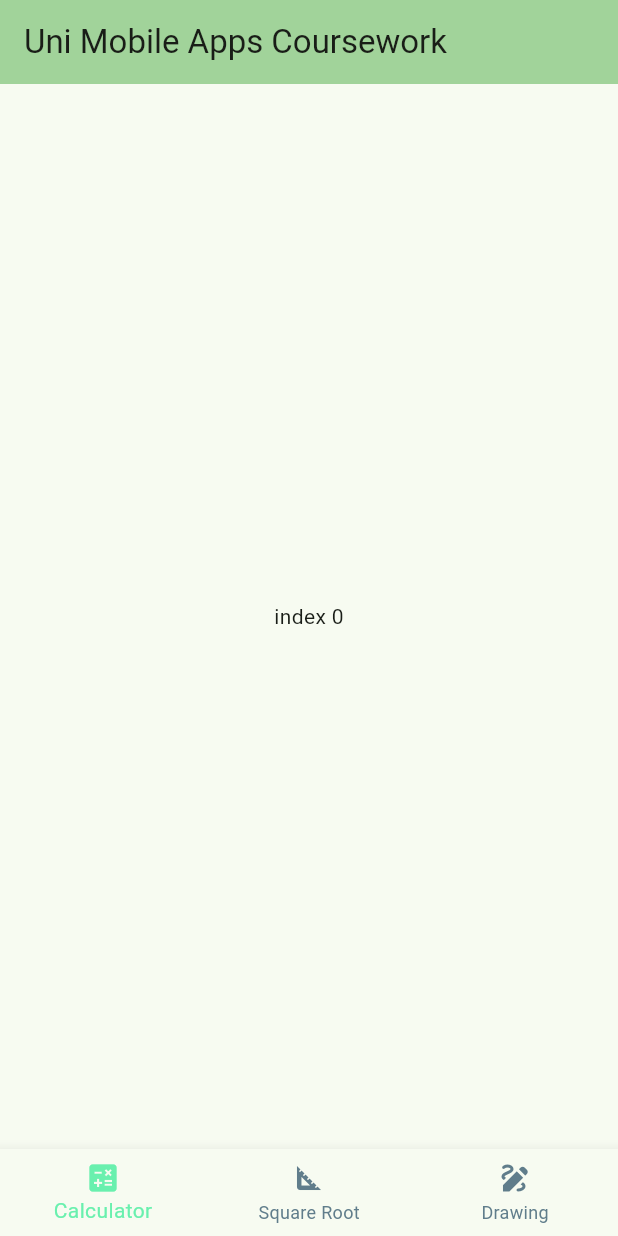
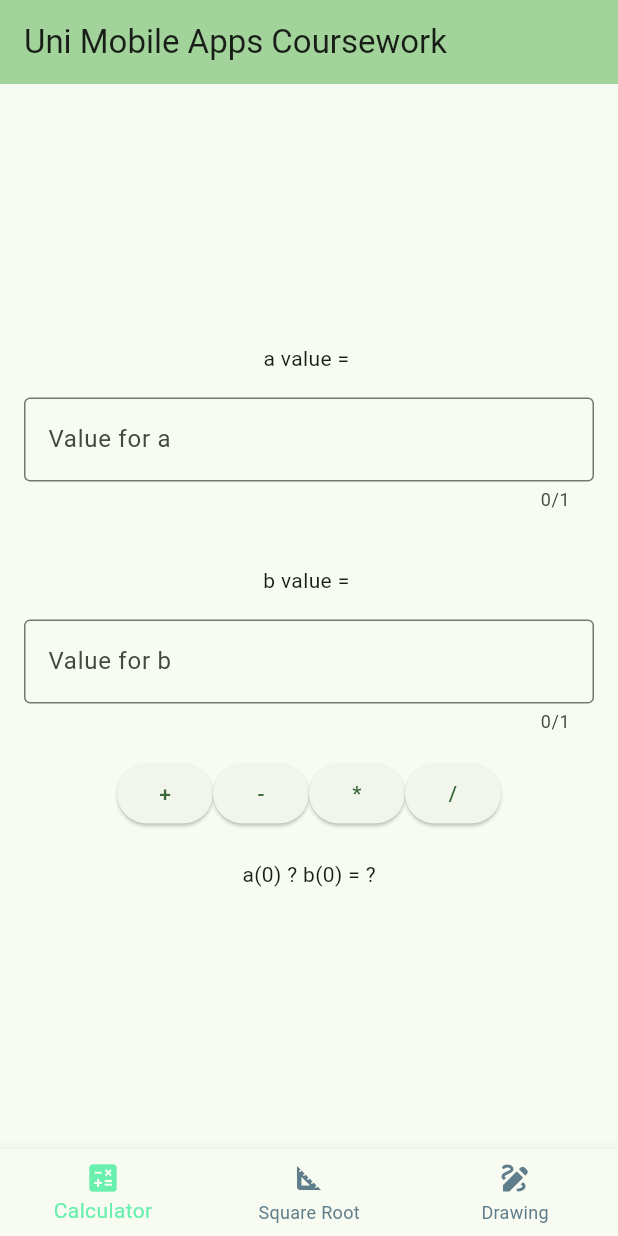
Before and after one commit to Bozhidar-A/uni_mobile, a Flutter app: the screen it shows after launch, on a phone screen of 412 x 824 dp. Run offline on Flutter 3.47's test engine with Material 3 defaults, Android fonts, the phone set to English and light mode, and no system bars.

Commit message:
calculator

```diff
--- a/lib/main.dart
+++ b/lib/main.dart
@@ -1,4 +1,5 @@
 import 'package:flutter/material.dart';
+import 'package:uni_mobile/screens/CalculatorScreen.dart';
 
 void main() {
   runApp(const MyApp());
@@ -30,7 +31,7 @@ class MainWrapperState extends State<MainWrapper> {
   int _selectedIndex = 0;
 
   final List<Widget> appBarWidgetDestinations = const [
-    Text("index 0"),
+    CalculatorsScreen(),
     Text("index 1"),
     Text("index 2"),
     Text("index 3"),
@@ -49,13 +50,11 @@ class MainWrapperState extends State<MainWrapper> {
         backgroundColor: Theme.of(context).colorScheme.inversePrimary,
         title: const Text("Uni Mobile Apps Coursework"),
       ),
-      body: Center(
-        child: Column(
-          mainAxisAlignment: MainAxisAlignment.center,
-          children: <Widget>[
-            appBarWidgetDestinations.elementAt(_selectedIndex),
-          ],
-        ),
+      body: Column(
+        mainAxisAlignment: MainAxisAlignment.center,
+        children: <Widget>[
+          Expanded(child: appBarWidgetDestinations.elementAt(_selectedIndex)),
+        ],
       ),
       bottomNavigationBar: BottomNavigationBar(
         showSelectedLabels: true,
--- /dev/null
+++ b/lib/screens/CalculatorScreen.dart
@@ -0,0 +1,128 @@
+import 'package:flutter/material.dart';
+import 'package:flutter/services.dart';
+
+class CalculatorsScreen extends StatefulWidget {
+  const CalculatorsScreen({super.key});
+
+  @override
+  State<CalculatorsScreen> createState() => CalculatorsScreenState();
+}
+
+class CalculatorsScreenState extends State<CalculatorsScreen> {
+  double a = 0;
+  double b = 0;
+  String? symbol;
+  double? res;
+
+  Widget BuildInputField(
+    String label,
+    double value,
+    //bs func pass
+    Function(double) onValueChanged,
+  ) {
+    return Column(
+      children: [
+        Text("$label value = "),
+        Padding(
+          padding: const EdgeInsets.all(16),
+          child: TextField(
+            maxLength: 1,
+            inputFormatters: [FilteringTextInputFormatter.digitsOnly],
+            keyboardType: TextInputType.number,
+            decoration: InputDecoration(
+              hintText: "Value for $label",
+              border: const OutlineInputBorder(),
+            ),
+            onChanged: (inputValue) {
+              setState(() {
+                onValueChanged(
+                  inputValue.isEmpty ? 0 : double.parse(inputValue),
+                );
+              });
+            },
+          ),
+        ),
+      ],
+    );
+  }
+
+  void PerformCalculation(String mathSymbol) {
+    switch (mathSymbol) {
+      case "+":
+        setState(() {
+          symbol = "+";
+          res = a + b;
+        });
+        break;
+      case "-":
+        setState(() {
+          symbol = "-";
+          res = a - b;
+        });
+        break;
+      case "*":
+        setState(() {
+          symbol = "*";
+          res = a * b;
+        });
+        break;
+      case "/":
+        if (b == 0) {
+          setState(() {
+            res = null;
+          });
+          break;
+        }
+
+        setState(() {
+          symbol = "/";
+          res = (a / b);
+        });
+        break;
+      default:
+        //how? do nothing
+        break;
+    }
+  }
+
+  @override
+  Widget build(BuildContext context) {
+    return Scaffold(
+      body: Center(
+        child: Column(
+          mainAxisAlignment: MainAxisAlignment.center,
+          children: <Widget>[
+            BuildInputField("a", a, (newValue) => a = newValue),
+            const SizedBox(height: 20),
+            BuildInputField("b", b, (newValue) => b = newValue),
+            Row(
+              mainAxisAlignment: MainAxisAlignment.center,
+              children: <Widget>[
+                ElevatedButton(
+                  onPressed: () => PerformCalculation("+"),
+                  child: const Text("+"),
+                ),
+                ElevatedButton(
+                  onPressed: () => PerformCalculation("-"),
+                  child: const Text("-"),
+                ),
+                ElevatedButton(
+                  onPressed: () => PerformCalculation("*"),
+                  child: const Text("*"),
+                ),
+                ElevatedButton(
+                  onPressed: () => PerformCalculation("/"),
+                  child: const Text("/"),
+                ),
+              ],
+            ),
+            const SizedBox(height: 20),
+            Text(
+              "a(${a.toStringAsFixed(0)}) ${symbol ?? "?"} b(${b.toStringAsFixed(0)}) = ${res == null ? "?" : res?.toStringAsFixed(0)}",
+            ),
+          ],
+        ),
+      ),
+    );
+  }
+}
```
